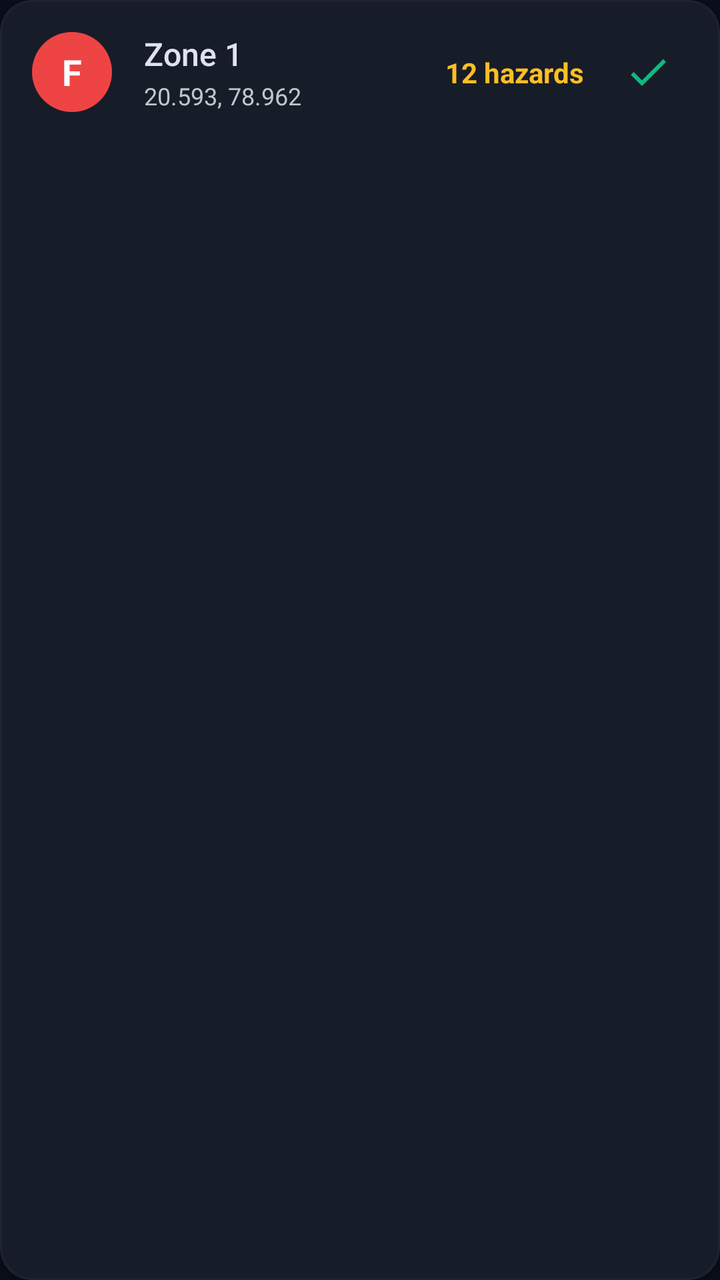
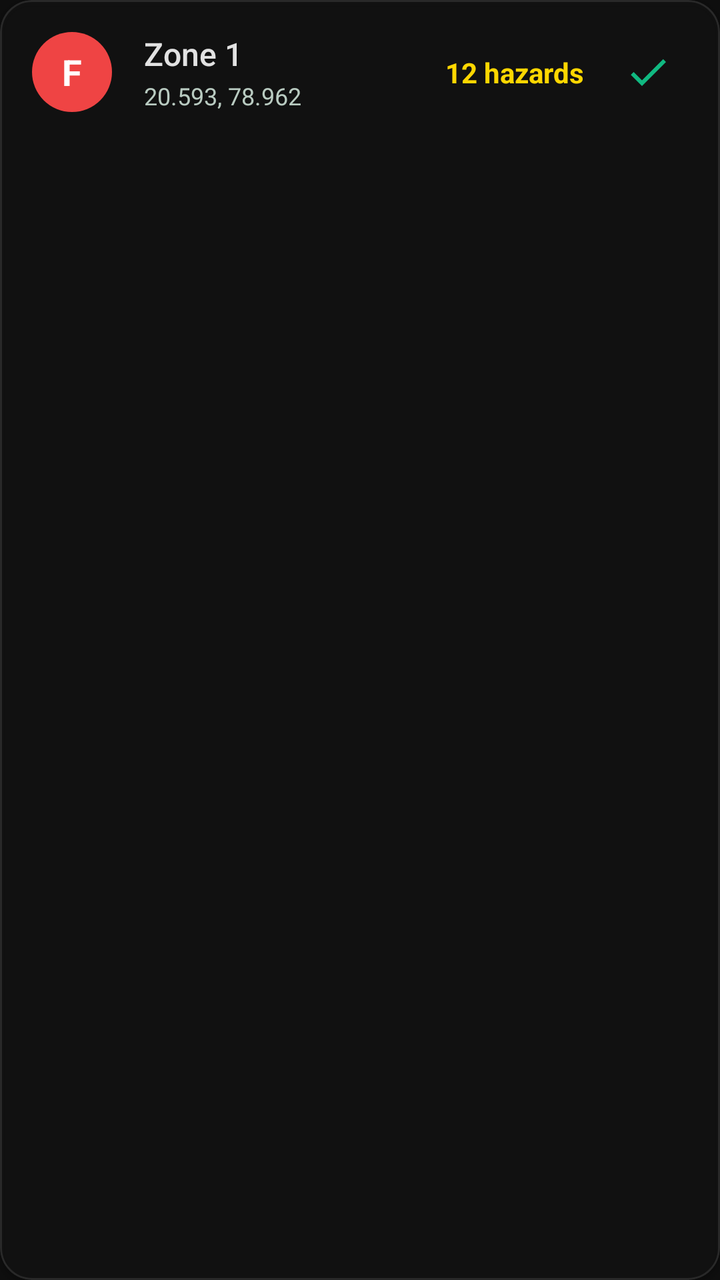

Two renders of the same Android screen: before a commit and after it. Below are the layout's source before the change and the commit's diff.
<!-- AndroidManifest.xml: application theme Theme.RoadWise -->
<!-- res/layout/item_hotspot.xml -->
<?xml version="1.0" encoding="utf-8"?>
<com.google.android.material.card.MaterialCardView xmlns:android="http://schemas.android.com/apk/res/android"
    xmlns:app="http://schemas.android.com/apk/res-auto"
    android:layout_width="match_parent"
    android:layout_height="wrap_content"
    android:layout_marginHorizontal="16dp"
    android:layout_marginVertical="8dp"
    app:cardBackgroundColor="?attr/glassSurface"
    app:cardCornerRadius="16dp"
    app:cardElevation="2dp"
    app:strokeColor="?attr/glassBorder"
    app:strokeWidth="1dp">

    <androidx.constraintlayout.widget.ConstraintLayout
        android:layout_width="match_parent"
        android:layout_height="wrap_content"
        android:padding="16dp">

        <TextView
            android:id="@+id/tvGradeBadge"
            android:layout_width="40dp"
            android:layout_height="40dp"
            android:background="@drawable/circle_indicator"
            android:backgroundTint="#EF4444"
            android:gravity="center"
            android:text="F"
            android:textColor="@color/white"
            android:textSize="18sp"
            android:textStyle="bold"
            app:layout_constraintBottom_toBottomOf="parent"
            app:layout_constraintStart_toStartOf="parent"
            app:layout_constraintTop_toTopOf="parent" />

        <TextView
            android:id="@+id/tvLocationName"
            android:layout_width="0dp"
            android:layout_height="wrap_content"
            android:layout_marginStart="16dp"
            android:layout_marginEnd="8dp"
            android:ellipsize="end"
            android:fontFamily="sans-serif-medium"
            android:maxLines="1"
            android:text="Zone 1"
            android:textColor="?attr/colorOnSurface"
            android:textSize="16sp"
            app:layout_constraintEnd_toStartOf="@id/tvHazardCount"
            app:layout_constraintStart_toEndOf="@id/tvGradeBadge"
            app:layout_constraintTop_toTopOf="parent" />

        <TextView
            android:id="@+id/tvCoords"
            android:layout_width="0dp"
            android:layout_height="wrap_content"
            android:layout_marginTop="2dp"
            android:layout_marginEnd="8dp"
            android:text="20.593, 78.962"
            android:textColor="?attr/textFaded"
            android:textSize="12sp"
            app:layout_constraintEnd_toStartOf="@id/tvHazardCount"
            app:layout_constraintStart_toStartOf="@id/tvLocationName"
            app:layout_constraintTop_toBottomOf="@id/tvLocationName" />

        <TextView
            android:id="@+id/tvHazardCount"
            android:layout_width="wrap_content"
            android:layout_height="wrap_content"
            android:text="12 hazards"
            android:textColor="@color/brand_amber"
            android:textSize="14sp"
            android:textStyle="bold"
            android:layout_marginEnd="12dp"
            app:layout_constraintBottom_toBottomOf="parent"
            app:layout_constraintEnd_toStartOf="@id/btnResolve"
            app:layout_constraintTop_toTopOf="parent" />

        <ImageButton
            android:id="@+id/btnResolve"
            android:layout_width="40dp"
            android:layout_height="40dp"
            android:background="?attr/selectableItemBackgroundBorderless"
            android:src="@drawable/ic_check"
            android:tint="#10B981"
            android:padding="8dp"
            app:layout_constraintBottom_toBottomOf="parent"
            app:layout_constraintEnd_toEndOf="parent"
            app:layout_constraintTop_toTopOf="parent" />

    </androidx.constraintlayout.widget.ConstraintLayout>
</com.google.android.material.card.MaterialCardView>
<!-- resources referenced by this layout -->
<resources>
  <color name="brand_amber">#FBBF24</color>
  <color name="white">#FFFFFFFF</color>
  <!-- drawable circle_indicator (drawable) -->
  <?xml version="1.0" encoding="utf-8"?>
  <shape xmlns:android="http://schemas.android.com/apk/res/android"
      android:shape="oval">
      <solid android:color="#00FF00" />
      <size android:width="12dp" android:height="12dp" />
  </shape>
  <!-- drawable ic_check (drawable) -->
  <vector xmlns:android="http://schemas.android.com/apk/res/android"
      android:width="24dp"
      android:height="24dp"
      android:viewportWidth="24"
      android:viewportHeight="24">
    <path
        android:fillColor="#FF000000"
        android:pathData="M9,16.17L4.83,12l-1.42,1.41L9,19 21,7l-1.41,-1.41z"/>
  </vector>
  <style name="Theme.RoadWise" parent="Theme.MaterialComponents.DayNight.NoActionBar">
          <item name="colorPrimary">@color/neon_primary</item>
          <item name="colorPrimaryVariant">@color/neon_primary_dim</item>
          <item name="colorOnPrimary">@color/neon_background</item>
          <item name="colorSecondary">@color/brand_amber</item>
          <item name="colorSecondaryVariant">@color/brand_amber_dark</item>
          <item name="colorOnSecondary">@color/black</item>
          
          <item name="android:colorBackground">@color/neon_background_lowest</item>
          <item name="colorSurface">@color/neon_surface</item>
          <item name="colorOnBackground">@color/neon_text_high</item>
          <item name="colorOnSurface">@color/neon_text_high</item>
  
          <item name="glassSurface">@color/glass_surface</item>
          <item name="glassSurfaceDeep">@color/glass_surface_deep</item>
          <item name="glassBorder">@color/glass_ghost_border</item>
          <item name="textFaded">@color/neon_text_med</item>
  
          <item name="android:statusBarColor">@color/neon_background_lowest</item>
          <item name="android:windowLightStatusBar" tools:targetApi="m">false</item>
      </style>
  <color name="neon_primary">#00E5FF</color>
  <color name="neon_primary_dim">#00DAF3</color>
  <color name="neon_background">#0F131F</color>
  <color name="brand_amber_dark">#D97706</color>
  <color name="black">#FF000000</color>
  <color name="neon_background_lowest">#0A0E1A</color>
  <color name="neon_surface">#1B1F2C</color>
  <color name="neon_text_high">#DFE2F3</color>
  <color name="glass_surface">#D91B1F2C</color>
  <color name="glass_surface_deep">#E60F131F</color>
  <color name="glass_ghost_border">#333B494C</color>
  <color name="neon_text_med">#BAC9CC</color>
</resources>

<!-- the commit's change to res/layout/item_hotspot.xml (unified diff, before → after) -->
@@ -65,7 +65,7 @@
             android:layout_width="wrap_content"
             android:layout_height="wrap_content"
             android:text="12 hazards"
-            android:textColor="@color/brand_amber"
+            android:textColor="@color/electric_gold"
             android:textSize="14sp"
             android:textStyle="bold"
             android:layout_marginEnd="12dp"
<!-- resource entries referenced after the edit -->
@@ -1,6 +1,6 @@
 <!-- resources referenced by this layout -->
 <resources>
-  <color name="brand_amber">#FBBF24</color>
+  <color name="electric_gold">#FFD700</color>
   <color name="white">#FFFFFFFF</color>
   <!-- drawable circle_indicator (drawable) -->
   <?xml version="1.0" encoding="utf-8"?>
@@ -20,37 +20,36 @@
         android:pathData="M9,16.17L4.83,12l-1.42,1.41L9,19 21,7l-1.41,-1.41z"/>
   </vector>
   <style name="Theme.RoadWise" parent="Theme.MaterialComponents.DayNight.NoActionBar">
-          <item name="colorPrimary">@color/neon_primary</item>
-          <item name="colorPrimaryVariant">@color/neon_primary_dim</item>
-          <item name="colorOnPrimary">@color/neon_background</item>
-          <item name="colorSecondary">@color/brand_amber</item>
-          <item name="colorSecondaryVariant">@color/brand_amber_dark</item>
+          
+          <item name="colorPrimary">@color/emerald_neon</item>
+          <item name="colorPrimaryVariant">@color/emerald_neon</item>
+          <item name="colorOnPrimary">@color/obsidian_background</item>
+          <item name="colorSecondary">@color/electric_gold</item>
+          <item name="colorSecondaryVariant">@color/electric_gold</item>
           <item name="colorOnSecondary">@color/black</item>
           
-          <item name="android:colorBackground">@color/neon_background_lowest</item>
-          <item name="colorSurface">@color/neon_surface</item>
-          <item name="colorOnBackground">@color/neon_text_high</item>
-          <item name="colorOnSurface">@color/neon_text_high</item>
+          <item name="android:colorBackground">@color/obsidian_lowest</item>
+          <item name="colorSurface">@color/obsidian_background</item>
+          <item name="colorOnBackground">@color/text_high</item>
+          <item name="colorOnSurface">@color/text_high</item>
   
+          
           <item name="glassSurface">@color/glass_surface</item>
           <item name="glassSurfaceDeep">@color/glass_surface_deep</item>
-          <item name="glassBorder">@color/glass_ghost_border</item>
-          <item name="textFaded">@color/neon_text_med</item>
+          <item name="glassBorder">@color/glass_border</item>
+          <item name="textFaded">@color/text_med</item>
   
-          <item name="android:statusBarColor">@color/neon_background_lowest</item>
+          <item name="android:statusBarColor">@color/obsidian_lowest</item>
           <item name="android:windowLightStatusBar" tools:targetApi="m">false</item>
       </style>
-  <color name="neon_primary">#00E5FF</color>
-  <color name="neon_primary_dim">#00DAF3</color>
-  <color name="neon_background">#0F131F</color>
-  <color name="brand_amber_dark">#D97706</color>
+  <color name="emerald_neon">#00FFC2</color>
+  <color name="obsidian_background">#131313</color>
   <color name="black">#FF000000</color>
-  <color name="neon_background_lowest">#0A0E1A</color>
-  <color name="neon_surface">#1B1F2C</color>
-  <color name="neon_text_high">#DFE2F3</color>
-  <color name="glass_surface">#D91B1F2C</color>
-  <color name="glass_surface_deep">#E60F131F</color>
-  <color name="glass_ghost_border">#333B494C</color>
-  <color name="neon_text_med">#BAC9CC</color>
+  <color name="obsidian_lowest">#0E0E0E</color>
+  <color name="text_high">#E2E2E2</color>
+  <color name="glass_surface">#B3131313</color>
+  <color name="glass_surface_deep">#E6131313</color>
+  <color name="glass_border">#1AFFFFFF</color>
+  <color name="text_med">#B9CBC1</color>
 </resources>
 
